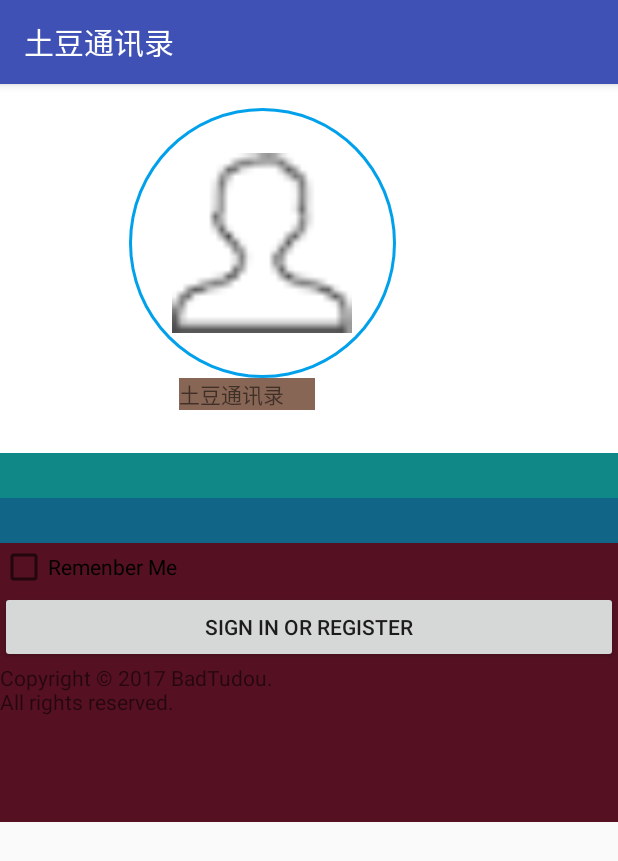
After one commit to BadTudou-zz/Tudou, an Android app: the LoginActivity screen opened directly, with no data from a screen before it, on a phone screen of 412 x 824 dp. The commit adds this screen. Shown: the top 861 px of the screen. Run offline under Robolectric (Android 15) with nearby library versions, the phone set to English and light mode, and no system bars.

Commit message:
1. Add activity of ‘Login’ 2. Add app icon

```diff
--- a/develop/app/android/app/build.gradle
+++ b/develop/app/android/app/build.gradle
@@ -28,5 +28,6 @@ dependencies {
     compile 'com.android.support:appcompat-v7:25.3.1'
     compile 'com.android.support:design:25.3.1'
     compile 'com.android.support:support-vector-drawable:25.3.1'
+    compile 'com.android.support.constraint:constraint-layout:1.0.2'
     testCompile 'junit:junit:4.12'
 }
--- a/develop/app/android/app/src/main/AndroidManifest.xml
+++ b/develop/app/android/app/src/main/AndroidManifest.xml
@@ -1,6 +1,11 @@
 <?xml version="1.0" encoding="utf-8"?>
 <manifest xmlns:android="http://schemas.android.com/apk/res/android"
     package="com.badtudou.tudou">
+
+    <!-- To auto-complete the email text field in the login form with the user's emails -->
+    <uses-permission android:name="android.permission.GET_ACCOUNTS" />
+    <uses-permission android:name="android.permission.READ_PROFILE" />
+    <uses-permission android:name="android.permission.READ_CONTACTS" />
 
     <application
         android:allowBackup="true"
@@ -18,6 +23,15 @@
                 <category android:name="android.intent.category.LAUNCHER" />
             </intent-filter>
         </activity>
+        <activity android:name=".LoginActivity">
+            <!--android:name=".LoginActivity"-->
+            <!--android:label="@string/app_name">-->
+            <!--&lt;!&ndash;<intent-filter>&ndash;&gt;-->
+                <!--<action android:name="android.intent.action.MAIN" />-->
+
+                <!--<category android:name="android.intent.category.LAUNCHER" />-->
+            <!--</intent-filter>-->
+        </activity>
     </application>
 
 </manifest>
--- /dev/null
+++ b/develop/app/android/app/src/main/java/com/badtudou/tudou/LoginActivity.java
@@ -0,0 +1,13 @@
+package com.badtudou.tudou;
+
+import android.support.v7.app.AppCompatActivity;
+import android.os.Bundle;
+
+public class LoginActivity extends AppCompatActivity {
+
+    @Override
+    protected void onCreate(Bundle savedInstanceState) {
+        super.onCreate(savedInstanceState);
+        setContentView(R.layout.activity_login);
+    }
+}
--- /dev/null
+++ b/develop/app/android/app/src/main/res/drawable/circular.xml
@@ -0,0 +1,15 @@
+<?xml version="1.0" encoding="utf-8"?>
+<layer-list xmlns:android="http://schemas.android.com/apk/res/android" >
+    <item >
+        <shape android:shape="oval">
+            <padding android:top="2dp" android:right="2dp" android:bottom="2dp" android:left="2dp" />
+            <solid android:color="#00a0eb"/>
+        </shape>
+    </item>
+
+    <item >
+        <shape android:shape="oval">
+            <solid android:color="#ffffffff"/>
+        </shape>
+    </item>
+</layer-list>
--- /dev/null
+++ b/develop/app/android/app/src/main/res/layout/activity_login.xml
@@ -0,0 +1,81 @@
+<?xml version="1.0" encoding="utf-8"?>
+<LinearLayout
+    xmlns:android="http://schemas.android.com/apk/res/android"
+    xmlns:app="http://schemas.android.com/apk/res-auto"
+    xmlns:tools="http://schemas.android.com/tools"
+    android:id="@+id/container"
+    android:layout_width="match_parent"
+    android:layout_height="match_parent"
+    android:orientation="vertical"
+    tools:context="com.badtudou.tudou.LoginActivity">
+    <!-- Head -->
+    <LinearLayout
+        android:layout_width="match_parent"
+        android:layout_height="246dp"
+        android:background="#FFF">
+        <RelativeLayout
+            android:layout_marginLeft="70dp"
+            android:layout_width="210dp"
+            android:layout_height="match_parent"
+            android:paddingBottom="@dimen/activity_vertical_margin"
+            android:paddingLeft="@dimen/activity_horizontal_margin"
+            android:paddingRight="@dimen/activity_horizontal_margin"
+            android:paddingTop="@dimen/activity_vertical_margin"
+            tools:context="indi.zcm.dropdown.MainActivity">
+            <RelativeLayout
+                android:layout_width="180dp"
+                android:layout_height="180dp"
+                android:background="@drawable/circular"
+                android:id="@+id/relativeLayout3">
+                <!-- Image -->
+                <ImageView
+                    android:id="@+id/img_head"
+                    android:layout_width="120dp"
+                    android:layout_height="120dp"
+                    android:adjustViewBounds="true"
+                    app:srcCompat="@mipmap/portrait_default"
+                    android:layout_centerVertical="true"
+                    android:layout_centerHorizontal="true" />
+            </RelativeLayout>
+            <RelativeLayout
+                android:layout_width="match_parent"
+                android:layout_height="wrap_content"
+                android:layout_below="@+id/relativeLayout3"
+                android:layout_alignRight="@+id/relativeLayout3"
+                android:layout_alignEnd="@+id/relativeLayout3"
+                android:layout_marginRight="20dp"
+                android:layout_marginEnd="20dp">
+                <!-- Title -->
+                <TextView android:layout_width="match_parent"
+                    android:layout_centerHorizontal="true" android:layout_height="wrap_content" android:background="#865" android:text="@string/app_name" android:layout_marginRight="60dp" android:layout_marginEnd="67dp" /></RelativeLayout></RelativeLayout>
+    </LinearLayout>
+    <LinearLayout
+        android:orientation="vertical"
+        android:layout_width="match_parent"
+        android:layout_height="246dp"
+        android:background="#512"
+        tools:layout_editor_absoluteY="0dp"
+        tools:layout_editor_absoluteX="8dp">
+        <EditText
+            android:background="#188"
+            android:layout_width="match_parent"
+            android:layout_height="30dp" />
+        <EditText
+            android:background="#168"
+            android:layout_width="match_parent"
+            android:layout_height="30dp" />
+        <CheckBox
+            android:layout_width="wrap_content"
+            android:layout_height="wrap_content"
+            android:text="@string/action_sign_in_remenber"/>
+        <Button
+            android:layout_width="match_parent"
+            android:layout_height="wrap_content"
+            android:text="@string/action_sign_in"/>
+        <TextView
+            android:layout_width="wrap_content"
+            android:layout_height="wrap_content"
+            android:text="@string/app_copyright"
+            />
+    </LinearLayout>
+</LinearLayout>
--- a/develop/app/android/app/src/main/res/values/strings.xml
+++ b/develop/app/android/app/src/main/res/values/strings.xml
@@ -1,6 +1,21 @@
 <resources>
-    <string name="app_name">Tudou</string>
+    <string name="app_name">土豆通讯录</string>
     <string name="title_history">History</string>
     <string name="title_contacts">Contacts</string>
     <string name="title_call">Call</string>
+    <string name="title_activity_login">Sign in</string>
+    <string name="app_copyright">Copyright © 2017 BadTudou.\nAll rights reserved.</string>
+    <!-- Strings related to login -->
+    <string name="prompt_email">Email</string>
+    <string name="prompt_password">Password (optional)</string>
+    <string name="action_sign_in">Sign in or register</string>
+    <string name="action_sign_in_remenber">Remenber Me</string>
+    <string name="action_sign_in_short">Sign in</string>
+    <string name="error_invalid_email">This email address is invalid</string>
+    <string name="error_invalid_password">This password is too short</string>
+    <string name="error_incorrect_password">This password is incorrect</string>
+    <string name="error_field_required">This field is required</string>
+    <string name="permission_rationale">"Contacts permissions are needed for providing email
+        completions."
+    </string>
 </resources>
```
Also changed, not shown: develop/app/android/app/src/main/ic_launcher-web.png (added), develop/app/android/app/src/main/res/mipmap-hdpi/ic_launcher.png, develop/app/android/app/src/main/res/mipmap-hdpi/icon.png (added), develop/app/android/app/src/main/res/mipmap-mdpi/ic_launcher.png, develop/app/android/app/src/main/res/mipmap-xhdpi/ic_launcher.png, develop/app/android/app/src/main/res/mipmap-xxhdpi/ic_launcher.png, develop/app/android/app/src/main/res/mipmap-xxxhdpi/ic_launcher.png, develop/app/android/app/src/main/res/mipmap-xxxhdpi/icon.png (added), develop/app/android/app/src/main/res/mipmap-xxxhdpi/portrait_default.png (added), 1 other file.
